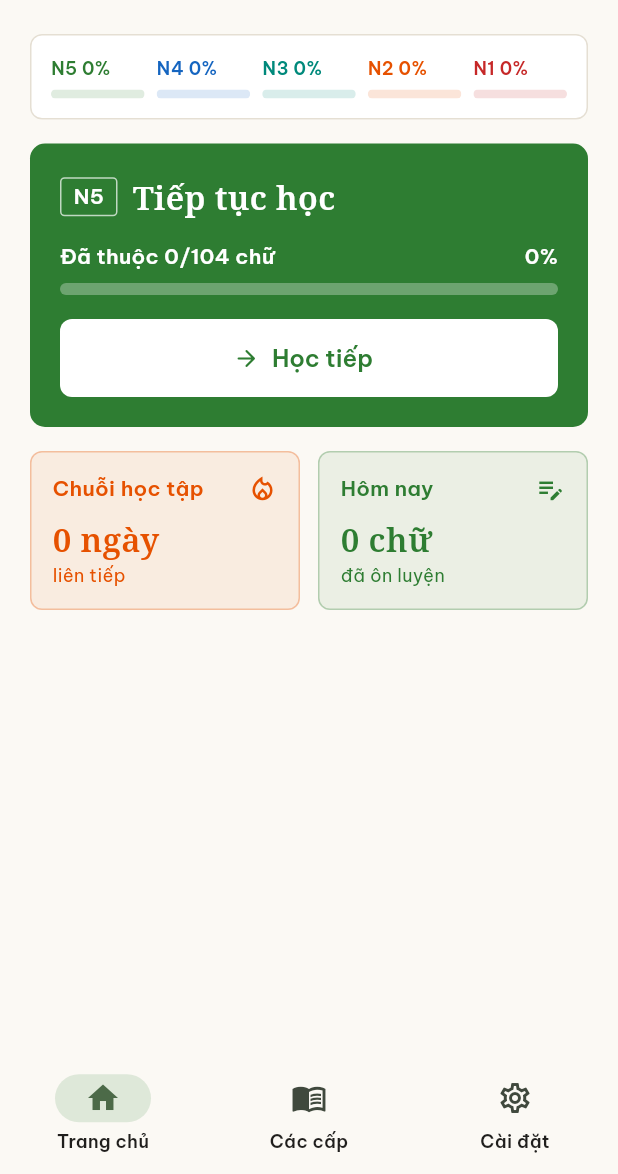
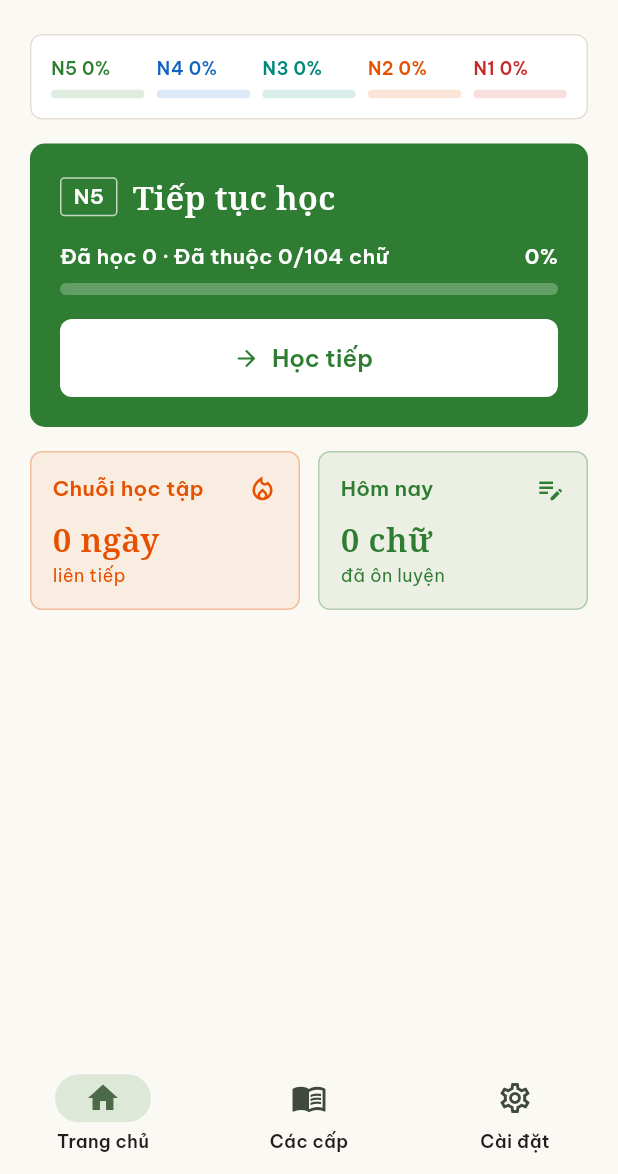
Before and after one commit to hainc08/jlptkanjin5, a Flutter app: the screen it shows after launch, after a tap on "N5", on a phone screen of 412 x 824 dp, the part 62-1236 px from its top. Run offline on Flutter 3.47's test engine with Material 3 defaults, Android fonts, the phone set to English and light mode, and no system bars; our stand-ins replace google_mobile_ads, shared_preferences; network calls fail; statements that could not run were skipped.

Commit message:
fix: tiến độ tăng ngay khi học — quiz ưu tiên chữ đang học dở, hiện thêm số "đã học"
Trước đây chữ chỉ tính khi đúng 3 lần liên tiếp, mà mỗi lượt lại lấy ngẫu nhiên 10 chữ
chưa thuộc trong ~110 chữ nên gần như không chữ nào được hỏi lại, thanh tiến độ đứng ở 0%.

- ProgressStore: thêm tổng lần đúng (c), isLearned/isLearning, learnedCount/learnedPercent
- pickTargets: chữ đang học trước (tối đa 70% số câu), rồi chữ mới, rồi phần còn lại
- Trang chủ, Các cấp: thanh 2 lớp (nhạt = đã học, đậm = đã thuộc), "Đã học X · Đã thuộc Y/Z"
- Ghi chú review cập nhật theo cách tính mới

Co-Authored-By: Claude Opus 5.5 <noreply@anthropic.com>

```diff
--- a/lib/data/progress_store.dart
+++ b/lib/data/progress_store.dart
@@ -8,7 +8,7 @@ import 'kanji.dart';
 
 /// Tiến độ của một chữ trong một cấp.
 class _Entry {
-  _Entry({this.streak = 0, this.wrong = 0, this.lastWrong = 0});
+  _Entry({this.streak = 0, this.wrong = 0, this.lastWrong = 0, this.correct = 0});
 
   /// Số lần đúng liên tiếp.
   int streak;
@@ -19,18 +19,22 @@ class _Entry {
   /// Thời điểm sai gần nhất (ms).
   int lastWrong;
 
+  /// Tổng số lần đúng (dữ liệu cũ chưa có thì lấy bằng [streak]).
+  int correct;
+
   factory _Entry.fromJson(Map<String, dynamic> j) => _Entry(
         streak: (j['s'] as num?)?.toInt() ?? 0,
         wrong: (j['w'] as num?)?.toInt() ?? 0,
         lastWrong: (j['lw'] as num?)?.toInt() ?? 0,
+        correct: (j['c'] as num?)?.toInt() ?? (j['s'] as num?)?.toInt() ?? 0,
       );
 
-  Map<String, dynamic> toJson() => {'s': streak, 'w': wrong, 'lw': lastWrong};
+  Map<String, dynamic> toJson() => {'s': streak, 'w': wrong, 'lw': lastWrong, 'c': correct};
 }
 
 /// Tiến độ học, chỉ lưu trên máy bằng SharedPreferences.
 ///
-/// - `progress_<cấp>`: `{chữ: {"s": đúng liên tiếp, "w": số lần sai, "lw": lần sai gần nhất}}`
+/// - `progress_<cấp>`: `{chữ: {"s": đúng liên tiếp, "w": số lần sai, "lw": lần sai gần nhất, "c": tổng lần đúng}}`
 /// - `progress_days`: các ngày có học (`yyyy-MM-dd`), dùng tính chuỗi ngày.
 /// - `progress_today`: `{"d": ngày, "c": ["<cấp>:<chữ>", ...]}`, dùng đếm "Hôm nay".
 class ProgressStore extends ChangeNotifier {
@@ -102,6 +106,7 @@ class ProgressStore extends ChangeNotifier {
     final e = entries.putIfAbsent(char, _Entry.new);
     if (correct) {
       e.streak++;
+      e.correct++;
     } else {
       e.streak = 0;
       e.wrong++;
@@ -133,6 +138,20 @@ class ProgressStore extends ChangeNotifier {
 
   double percent(JlptLevel level, List<Kanji> items) =>
       items.isEmpty ? 0 : masteredCount(level, items) / items.length;
+
+  /// Đã học = từng trả lời đúng ít nhất một lần.
+  bool isLearned(JlptLevel level, String char) => (_levels[level]![char]?.correct ?? 0) > 0;
+
+  /// Đang học = đã gặp (đúng hoặc sai) nhưng chưa thuộc.
+  bool isLearning(JlptLevel level, String char) =>
+      _levels[level]!.containsKey(char) && !isMastered(level, char);
+
+  /// Số chữ đã học, chỉ tính các chữ đang có trong [items].
+  int learnedCount(JlptLevel level, List<Kanji> items) =>
+      items.where((k) => isLearned(level, k.char)).length;
+
+  double learnedPercent(JlptLevel level, List<Kanji> items) =>
+      items.isEmpty ? 0 : learnedCount(level, items) / items.length;
 
   /// Chữ từng sai và chưa thuộc, lần sai gần nhất đứng trước.
   List<Kanji> needsReview(JlptLevel level, List<Kanji> items) {
--- a/lib/screens/home_tab.dart
+++ b/lib/screens/home_tab.dart
@@ -6,6 +6,7 @@ import '../data/progress_store.dart';
 import '../progress_scope.dart';
 import '../theme.dart';
 import '../widgets/content_width.dart';
+import '../widgets/progress_bar.dart';
 
 import 'test_screen.dart';
 
@@ -40,6 +41,7 @@ class HomeTab extends StatelessWidget {
           const SizedBox(height: 16),
           _ContinueCard(
             level: level,
+            learned: progress.learnedCount(level, items),
             mastered: progress.masteredCount(level, items),
             total: items.length,
             percent: pct,
@@ -135,21 +137,17 @@ class _LevelsStrip extends StatelessWidget {
                   crossAxisAlignment: CrossAxisAlignment.start,
                   children: [
                     Text(
-                      '${l.label} ${(progress.percent(l, kanjiOf(l)) * 100).round()}%',
+                      '${l.label} ${(progress.learnedPercent(l, kanjiOf(l)) * 100).round()}%',
                       style: TextStyle(
                           fontSize: 12,
                           fontWeight: FontWeight.w600,
                           color: l.color),
                     ),
                     const SizedBox(height: 6),
-                    ClipRRect(
-                      borderRadius: BorderRadius.circular(3),
-                      child: LinearProgressIndicator(
-                        value: progress.percent(l, kanjiOf(l)),
-                        minHeight: 6,
-                        color: l.color,
-                        backgroundColor: l.color.withValues(alpha: 0.15),
-                      ),
+                    LearnBar(
+                      learned: progress.learnedPercent(l, kanjiOf(l)),
+                      mastered: progress.percent(l, kanjiOf(l)),
+                      color: l.color,
                     ),
                   ],
                 ),
@@ -166,6 +164,7 @@ class _LevelsStrip extends StatelessWidget {
 class _ContinueCard extends StatelessWidget {
   const _ContinueCard({
     required this.level,
+    required this.learned,
     required this.mastered,
     required this.total,
     required this.percent,
@@ -173,6 +172,7 @@ class _ContinueCard extends StatelessWidget {
   });
 
   final JlptLevel level;
+  final int learned;
   final int mastered;
   final int total;
   final double percent;
@@ -218,25 +218,23 @@ class _ContinueCard extends StatelessWidget {
             children: [
               Expanded(
                 child: Text(
-                  'Đã thuộc $mastered/$total chữ',
+                  'Đã học $learned · Đã thuộc $mastered/$total chữ',
                   style: const TextStyle(
                       color: white, fontWeight: FontWeight.w600),
                 ),
               ),
-              Text('${(percent * 100).round()}%',
+              Text('${total == 0 ? 0 : (learned * 100 / total).round()}%',
                   style: const TextStyle(
                       color: white, fontWeight: FontWeight.w600)),
             ],
           ),
           const SizedBox(height: 8),
-          ClipRRect(
-            borderRadius: BorderRadius.circular(4),
-            child: LinearProgressIndicator(
-              value: percent,
-              minHeight: 8,
-              color: white,
-              backgroundColor: white.withValues(alpha: 0.3),
-            ),
+          LearnBar(
+            learned: total == 0 ? 0 : learned / total,
+            mastered: percent,
+            color: white,
+            height: 8,
+            background: white.withValues(alpha: 0.25),
           ),
           const SizedBox(height: 16),
           FilledButton.icon(
--- a/lib/screens/levels_tab.dart
+++ b/lib/screens/levels_tab.dart
@@ -25,6 +25,7 @@ class LevelsTab extends StatelessWidget {
             LevelCard(
               level: l,
               percent: progress.percent(l, kanjiOf(l)),
+              learned: progress.learnedPercent(l, kanjiOf(l)),
               highlighted: l == current,
               onTap: () => Navigator.of(context).push(
                 MaterialPageRoute(builder: (_) => TestScreen(level: l)),
--- a/lib/screens/test_screen.dart
+++ b/lib/screens/test_screen.dart
@@ -56,6 +56,7 @@ class _TestScreenState extends State<TestScreen> {
           pickTargets(
             items: items,
             isMastered: (k) => progress.isMastered(level, k.char),
+            isLearning: (k) => progress.isLearning(level, k.char),
             count: settings.questionCount,
           ),
       all: items,
--- a/lib/widgets/level_card.dart
+++ b/lib/widgets/level_card.dart
@@ -2,6 +2,7 @@ import 'package:flutter/material.dart';
 
 import '../data/levels.dart';
 import '../theme.dart';
+import 'progress_bar.dart';
 
 /// Thẻ một cấp JLPT: khối màu tên cấp, số chữ, mô tả, 3 chữ mẫu, tiến độ (nếu có).
 /// Dùng chung cho màn Chào hỏi và tab Các cấp.
@@ -10,6 +11,7 @@ class LevelCard extends StatelessWidget {
     super.key,
     required this.level,
     this.percent,
+    this.learned,
     this.highlighted = false,
     this.onTap,
   });
@@ -18,6 +20,9 @@ class LevelCard extends StatelessWidget {
 
   /// Tỉ lệ đã thuộc 0..1; null = không hiện thanh tiến độ.
   final double? percent;
+
+  /// Tỉ lệ đã học 0..1 (lớp nhạt của thanh tiến độ); null = bằng [percent].
+  final double? learned;
   final bool highlighted;
   final VoidCallback? onTap;
 
@@ -70,18 +75,10 @@ class LevelCard extends StatelessWidget {
                     ),
                     const SizedBox(height: 8),
                     if (percent != null) ...[
-                      ClipRRect(
-                        borderRadius: BorderRadius.circular(3),
-                        child: LinearProgressIndicator(
-                          value: percent,
-                          minHeight: 6,
-                          color: c,
-                          backgroundColor: c.withValues(alpha: 0.15),
-                        ),
-                      ),
+                      LearnBar(learned: learned ?? percent!, mastered: percent!, color: c),
                       const SizedBox(height: 4),
                       Text(
-                        '${(percent! * 100).round()}% đã thuộc',
+                        '${((learned ?? percent!) * 100).round()}% đã học · ${(percent! * 100).round()}% đã thuộc',
                         style: TextStyle(fontSize: 12, color: scheme.onSurface.withValues(alpha: 0.7)),
                       ),
                     ] else
--- /dev/null
+++ b/lib/widgets/progress_bar.dart
@@ -0,0 +1,45 @@
+import 'package:flutter/material.dart';
+
+/// Thanh tiến độ 2 lớp: lớp nhạt = đã học, lớp đậm = đã thuộc.
+class LearnBar extends StatelessWidget {
+  const LearnBar({
+    super.key,
+    required this.learned,
+    required this.mastered,
+    required this.color,
+    this.height = 6,
+    this.background,
+  });
+
+  final double learned;
+  final double mastered;
+  final Color color;
+  final double height;
+  final Color? background;
+
+  @override
+  Widget build(BuildContext context) {
+    return ClipRRect(
+      borderRadius: BorderRadius.circular(height / 2),
+      child: SizedBox(
+        height: height,
+        child: Stack(
+          fit: StackFit.expand,
+          children: [
+            ColoredBox(color: background ?? color.withValues(alpha: 0.15)),
+            FractionallySizedBox(
+              alignment: Alignment.centerLeft,
+              widthFactor: learned.clamp(0, 1),
+              child: ColoredBox(color: color.withValues(alpha: 0.45)),
+            ),
+            FractionallySizedBox(
+              alignment: Alignment.centerLeft,
+              widthFactor: mastered.clamp(0, 1),
+              child: ColoredBox(color: color),
+            ),
+          ],
+        ),
+      ),
+    );
+  }
+}
```
Also changed, not shown: lib/logic/quiz.dart (+11 -4 lines), 4 other files.
